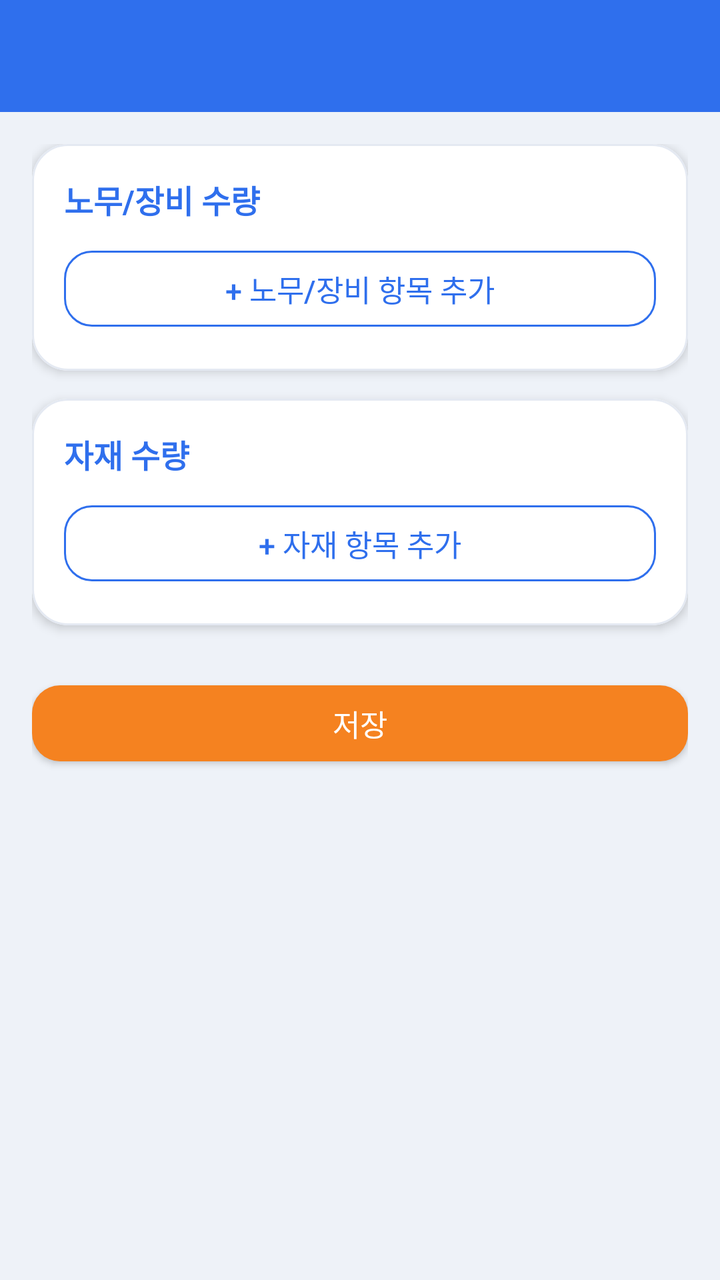
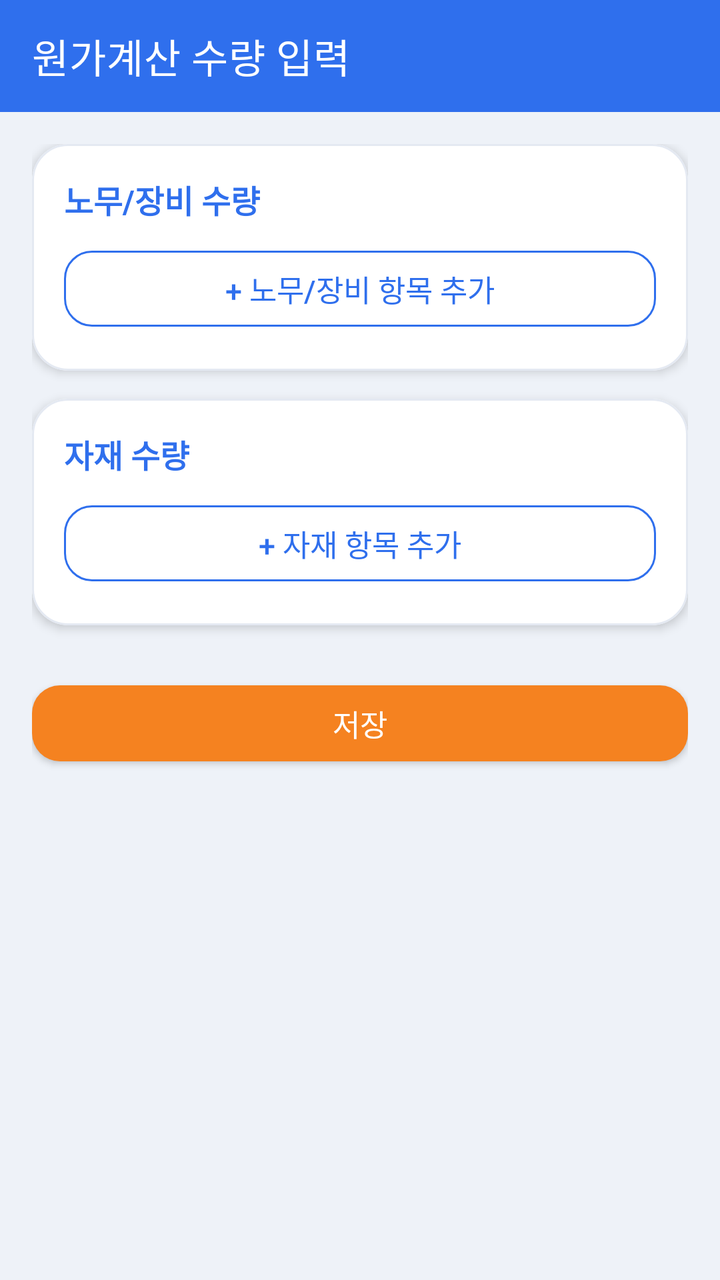

An Android layout rendered at two revisions. The XML below is the earlier revision; the diff shows what the commit changed to produce the second picture.
<!-- AndroidManifest.xml: application theme Theme.Jijang -->
<!-- res/layout/activity_work_quantity.xml -->
<?xml version="1.0" encoding="utf-8"?>
<LinearLayout xmlns:android="http://schemas.android.com/apk/res/android"
    xmlns:app="http://schemas.android.com/apk/res-auto"
    android:layout_width="match_parent"
    android:layout_height="match_parent"
    android:orientation="vertical"
    android:background="@color/background">

    <androidx.appcompat.widget.Toolbar
        android:id="@+id/toolbar"
        android:layout_width="match_parent"
        android:layout_height="?attr/actionBarSize"
        android:background="@color/primary"
        android:title="원가계산 수량 입력"
        android:titleTextColor="@color/on_primary" />

    <ScrollView
        android:layout_width="match_parent"
        android:layout_height="0dp"
        android:layout_weight="1">

        <LinearLayout
            android:layout_width="match_parent"
            android:layout_height="wrap_content"
            android:orientation="vertical"
            android:padding="16dp">

            <com.google.android.material.card.MaterialCardView
                android:layout_width="match_parent"
                android:layout_height="wrap_content"
                android:layout_marginBottom="14dp"
                app:cardCornerRadius="@dimen/card_radius"
                app:cardElevation="@dimen/card_elevation"
                app:strokeColor="@color/line"
                app:strokeWidth="1dp">

                <LinearLayout
                    android:layout_width="match_parent"
                    android:layout_height="wrap_content"
                    android:orientation="vertical"
                    android:padding="16dp">

                    <TextView
                        style="@style/SectionHeader"
                        android:layout_marginTop="0dp"
                        android:text="노무/장비 수량" />
                    <LinearLayout
                        android:id="@+id/containerLabor"
                        android:layout_width="match_parent"
                        android:layout_height="wrap_content"
                        android:orientation="vertical" />
                    <com.google.android.material.button.MaterialButton
                        android:id="@+id/buttonAddLabor"
                        style="@style/Widget.Jijang.Button.Outlined"
                        android:layout_width="match_parent"
                        android:layout_height="wrap_content"
                        android:text="+ 노무/장비 항목 추가" />
                </LinearLayout>
            </com.google.android.material.card.MaterialCardView>

            <com.google.android.material.card.MaterialCardView
                android:layout_width="match_parent"
                android:layout_height="wrap_content"
                android:layout_marginBottom="4dp"
                app:cardCornerRadius="@dimen/card_radius"
                app:cardElevation="@dimen/card_elevation"
                app:strokeColor="@color/line"
                app:strokeWidth="1dp">

                <LinearLayout
                    android:layout_width="match_parent"
                    android:layout_height="wrap_content"
                    android:orientation="vertical"
                    android:padding="16dp">

                    <TextView
                        style="@style/SectionHeader"
                        android:layout_marginTop="0dp"
                        android:text="자재 수량" />
                    <LinearLayout
                        android:id="@+id/containerMaterial"
                        android:layout_width="match_parent"
                        android:layout_height="wrap_content"
                        android:orientation="vertical" />
                    <com.google.android.material.button.MaterialButton
                        android:id="@+id/buttonAddMaterial"
                        style="@style/Widget.Jijang.Button.Outlined"
                        android:layout_width="match_parent"
                        android:layout_height="wrap_content"
                        android:text="+ 자재 항목 추가" />
                </LinearLayout>
            </com.google.android.material.card.MaterialCardView>

            <com.google.android.material.button.MaterialButton
                android:id="@+id/buttonSave"
                android:layout_width="match_parent"
                android:layout_height="wrap_content"
                android:layout_marginTop="20dp"
                android:layout_marginBottom="24dp"
                android:text="저장" />

        </LinearLayout>
    </ScrollView>
</LinearLayout>
<!-- resources referenced by this layout -->
<resources>
  <color name="background">#EEF2F8</color>
  <color name="line">#E4E9F2</color>
  <color name="on_primary">#FFFFFF</color>
  <color name="primary">#2F6FED</color>
  <dimen name="card_elevation">3dp</dimen>
  <dimen name="card_radius">18dp</dimen>
  <style name="SectionHeader">
          <item name="android:layout_width">match_parent</item>
          <item name="android:layout_height">wrap_content</item>
          <item name="android:layout_marginTop">20dp</item>
          <item name="android:layout_marginBottom">8dp</item>
          <item name="android:textColor">@color/primary</item>
          <item name="android:textSize">16sp</item>
          <item name="android:textStyle">bold</item>
      </style>
  <style name="Widget.Jijang.Button.Outlined" parent="Widget.MaterialComponents.Button.OutlinedButton">
          <item name="android:textColor">@color/primary</item>
          <item name="strokeColor">@color/primary</item>
          <item name="android:textAllCaps">false</item>
          <item name="android:textSize">15sp</item>
          <item name="android:minHeight">@dimen/button_height</item>
          <item name="cornerRadius">@dimen/button_radius</item>
          <item name="android:letterSpacing">0</item>
      </style>
  <style name="Theme.Jijang" parent="Theme.MaterialComponents.DayNight.NoActionBar">
          <item name="colorPrimary">@color/primary</item>
          <item name="colorPrimaryDark">@color/primary_dark</item>
          <item name="colorOnPrimary">@color/on_primary</item>
          <item name="colorSecondary">@color/accent</item>
          <item name="colorOnSecondary">@color/on_accent</item>
          <item name="android:colorAccent">@color/accent</item>
          <item name="android:windowBackground">@color/background</item>
  
          
          <item name="shapeAppearanceSmallComponent">@style/ShapeAppearance.Jijang.SmallComponent</item>
  
          <item name="materialButtonStyle">@style/Widget.Jijang.Button</item>
          <item name="materialButtonOutlinedStyle">@style/Widget.Jijang.Button.Outlined</item>
          <item name="borderlessButtonStyle">@style/Widget.Jijang.Button.Text</item>
      </style>
  <dimen name="button_height">50dp</dimen>
  <dimen name="button_radius">14dp</dimen>
  <color name="primary_dark">#1E54C4</color>
  <color name="accent">#F58220</color>
  <color name="on_accent">#FFFFFF</color>
  <style name="ShapeAppearance.Jijang.SmallComponent" parent="ShapeAppearance.MaterialComponents.SmallComponent">
          <item name="cornerSize">@dimen/button_radius</item>
      </style>
  <style name="Widget.Jijang.Button" parent="Widget.MaterialComponents.Button">
          <item name="backgroundTint">@color/accent</item>
          <item name="android:textColor">@color/on_accent</item>
          <item name="android:textAllCaps">false</item>
          <item name="android:textSize">15sp</item>
          <item name="android:minHeight">@dimen/button_height</item>
          <item name="cornerRadius">@dimen/button_radius</item>
          <item name="android:letterSpacing">0</item>
      </style>
  <style name="Widget.Jijang.Button.Text" parent="Widget.MaterialComponents.Button.TextButton">
          <item name="android:textColor">@color/accent_dark</item>
          <item name="android:textAllCaps">false</item>
          <item name="android:letterSpacing">0</item>
      </style>
  <color name="accent_dark">#C96510</color>
</resources>

<!-- the commit's change to res/layout/activity_work_quantity.xml (unified diff, before → after) -->
@@ -11,8 +11,8 @@
         android:layout_width="match_parent"
         android:layout_height="?attr/actionBarSize"
         android:background="@color/primary"
-        android:title="원가계산 수량 입력"
-        android:titleTextColor="@color/on_primary" />
+        app:title="원가계산 수량 입력"
+        app:titleTextColor="@color/on_primary" />
 
     <ScrollView
         android:layout_width="match_parent"
